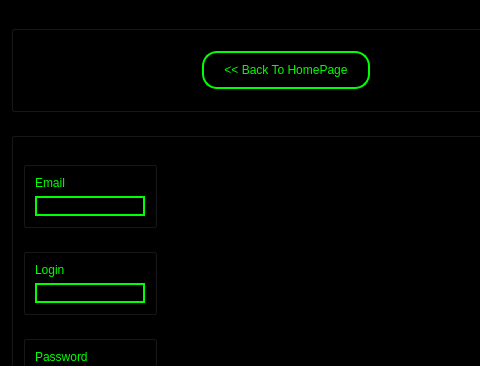
First picture: the form in RegisterWindowGUI.ui, repository YuraMoiseev/FinalProject, before the edit; both pictures show x 0 to 480 and y 0 to 366 of the 572 by 713 pixel window.
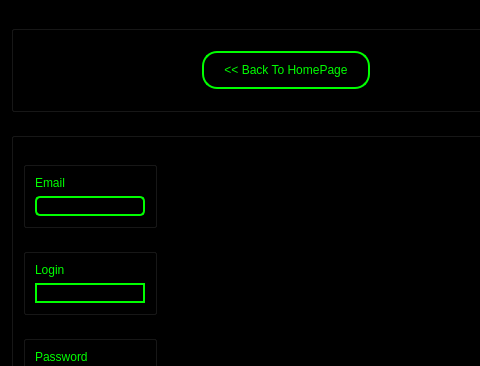
Second picture: the form after the edit.

Patch:
```diff
--- a/RegisterWindowGUI.ui
+++ b/RegisterWindowGUI.ui
@@ -143,7 +143,7 @@
            </property>
            <property name="styleSheet">
             <string notr="true">font: 14pt &quot;Arial&quot;;
-border-radius: 15px;
+border-radius: 5px;
 border: 2px solid #00ff00;
 color: #00ff00;</string>
            </property>
```
